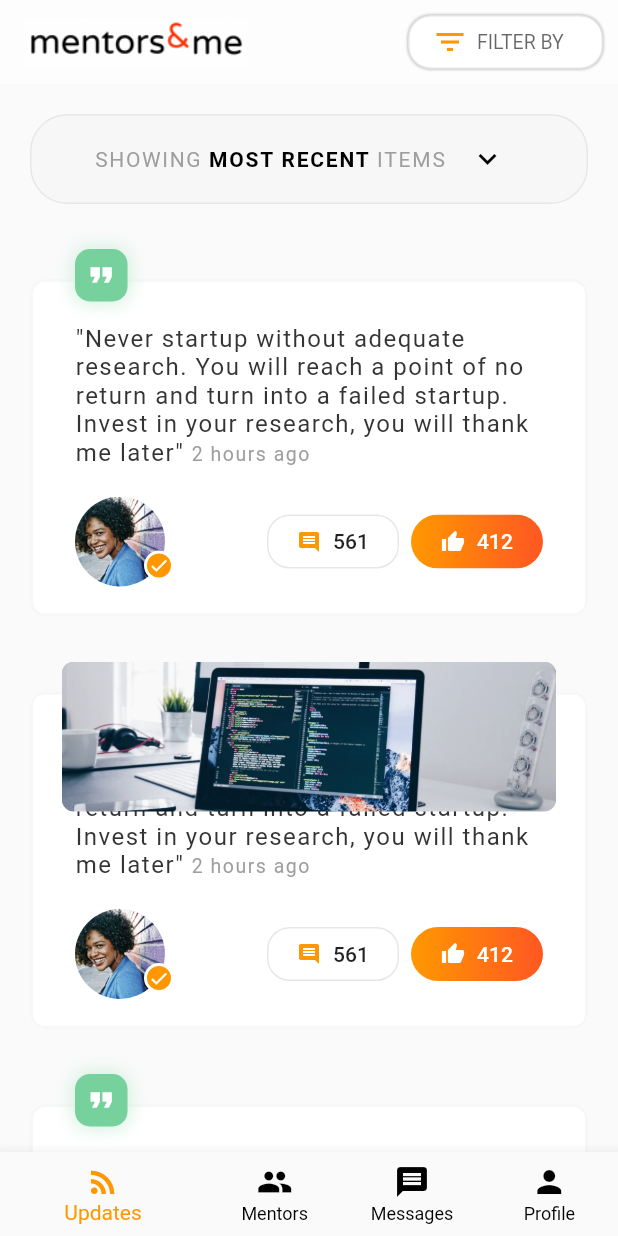
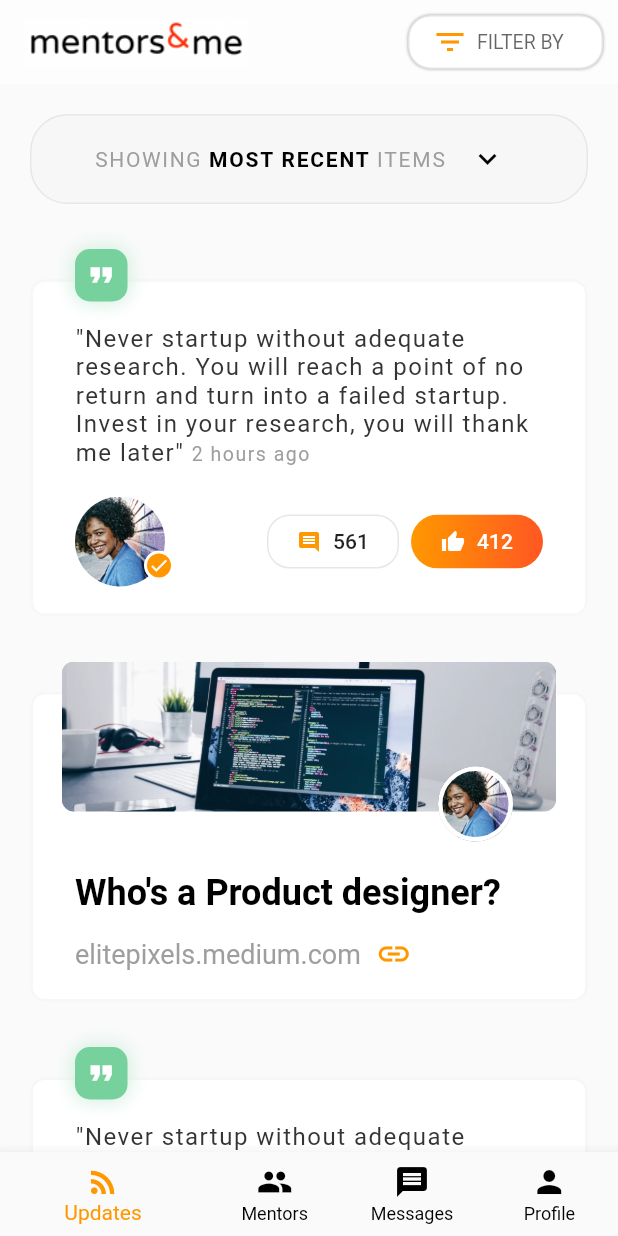
Before and after one commit to codingbbq/mentors_social_app, a Flutter app: the screen it shows after launch, on a phone screen of 412 x 824 dp. Run offline on Flutter 3.47's test engine with Material 2 defaults, Android fonts, the phone set to English and light mode, and no system bars.

Commit message:
Updates page with a new type of card

```diff
--- a/lib/pages/updates/updates_card_two.dart
+++ b/lib/pages/updates/updates_card_two.dart
@@ -17,116 +17,29 @@ class UpdatesCardTwo extends StatelessWidget {
             ),
             margin: const EdgeInsets.only(left: 20.0, right: 20.0, top: 30.0, bottom: 20.0),
             child: Padding(
-              padding: const EdgeInsets.only(top: 30, bottom: 20, left: 30, right: 30),
+              padding: const EdgeInsets.only(top: 120.0, bottom: 20, left: 30, right: 30),
               child: Column(
+                crossAxisAlignment: CrossAxisAlignment.start,
                 mainAxisSize: MainAxisSize.max,
                 children: <Widget>[
-                  RichText(
-                  text: TextSpan(
-                    children: <TextSpan>[
-                      TextSpan(text: "\"Never startup without adequate research. You will reach a point of no return and turn into a failed startup. Invest in your research, you will thank me later\" ", style: TextStyle(color: Color(0xFF343434), fontSize: 16.0, letterSpacing: 1.0)),
-                      TextSpan(text: "2 hours ago", style: TextStyle(fontSize: 13.0, color: Colors.grey, letterSpacing: 1.0))
-                    ]
+                  Text(
+                    "Who's a Product designer?",
+                    style: TextStyle(color: Colors.black, fontWeight: FontWeight.bold, fontSize: 24.0)
                   ),
-                ),
-                SizedBox(height: 20.0,),
-                Row(
-                  mainAxisAlignment: MainAxisAlignment.spaceBetween,
-                  children: <Widget>[
-                    Container(
-                      width: 60,
-                      height: 60,
-                      decoration: BoxDecoration(
-                        shape: BoxShape.circle,
-                        image: DecorationImage(
-                          fit: BoxFit.cover,
-                          image: AssetImage(
-                            "assets/images/profile/guest1.jpg"
-                          )
-                        )
-                      ),
-                      child: OverflowBox(
-                        minWidth: 14,
-                        minHeight: 14,
-                        alignment: Alignment(1.30, 0.8),
-                        child: // Verified Profile
-                        Container(
-                          width: 20,
-                          height: 20,
-                          decoration: BoxDecoration(
-                            shape: BoxShape.circle,
-                            color: Colors.orange,
-                            border: Border.all(
-                              color: Colors.white,
-                              width: 2.0
-                            )
-                          ),
-                          child: Icon(
-                            Icons.done,
-                            size: 14.0,
-                            color: Colors.white,
-                          ),
-                        ),
-                      ),
-                    ),
+                  SizedBox(height: 15.0,),
                   Row(
                     children: <Widget>[
-                        FlatButton(
-                          onPressed: (){},
-                          padding: const EdgeInsets.all(10.0),
-                          shape: RoundedRectangleBorder(
-                            borderRadius: BorderRadius.circular(15.0),
-                            side: BorderSide(color: Color(0xFFe7e7e7))
+                      Text(
+                        "elitepixels.medium.com",
+                        style: TextStyle(color: Colors.grey, fontSize: 18.0),
                       ),
-                          child: Row(
-                            mainAxisAlignment: MainAxisAlignment.spaceBetween,
-                            children: <Widget>[
+                      SizedBox(width: 10,),
                       Icon(
-                                Icons.comment,
+                        Icons.link,
                         color: Colors.orange,
-                                size: 16.0,
-                              ),
-                              SizedBox(width: 8.0,),
-                              Text("561")
+                      )
                     ],
                   ),
-                        ),
-                        SizedBox(width: 8.0,),
-                        FlatButton(
-                          onPressed: () {},
-                          shape: RoundedRectangleBorder(
-                            borderRadius: BorderRadius.circular(80.0)
-                          ),
-                          padding: const EdgeInsets.all(0.0),
-                          child: Ink(
-                            decoration: BoxDecoration(
-                                gradient: LinearGradient(
-                                  colors: [Colors.orange, Colors.deepOrange],
-                                  stops: [0,100]
-                                ),
-                                borderRadius: BorderRadius.circular(80.0)
-                              ),
-                            child: Container(
-                              constraints: const BoxConstraints(minWidth: 88.0, minHeight: 36.0), // min sizes for Material buttons
-                              child: Row(
-                              mainAxisAlignment: MainAxisAlignment.center,
-                              children: <Widget>[
-                                Icon(
-                                  Icons.thumb_up,
-                                  color: Colors.white,
-                                  size: 16.0,
-                                ),
-                                SizedBox(width: 8.0,),
-                                Text("412", style: TextStyle(color: Colors.white),)
-                              ],
-                            ),
-                            ),
-                          )
-                        )
-                      ],
-                    )
-                  ],
-                )
                 ],
               ),
             ),
@@ -143,7 +56,30 @@ class UpdatesCardTwo extends StatelessWidget {
                 width: MediaQuery.of(context).size.width * 0.80,
               )
             ),
+          ),
+
+          Positioned(
+            top: 80.0,
+            right: 70.0,
+            child: Container(
+              width: 50,
+              height: 50,
+              decoration: BoxDecoration(
+                border: Border.all(
+                  color: Colors.white,
+                  width: 3.0
+                ),
+                shape: BoxShape.circle,
+                image: DecorationImage(
+                  fit: BoxFit.cover,
+                  image: AssetImage(
+                    "assets/images/profile/guest1.jpg"
                   )
+                )
+              ),
+            ),
+          )
+
         ],
       )
     );
```
Lines whose indentation alone changed are shown as unchanged.
